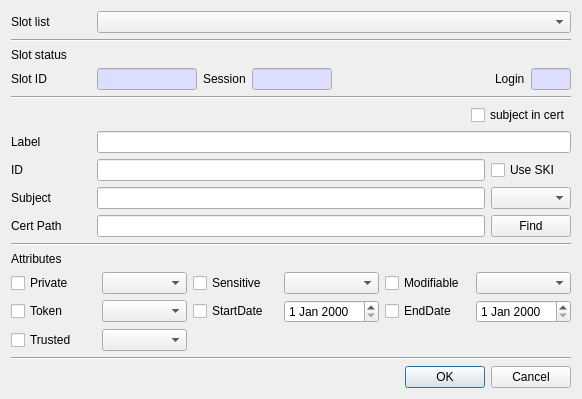
Qt form CryptokiMan/import_cert_dlg.ui (jykim74/CryptokiMan) before a commit.
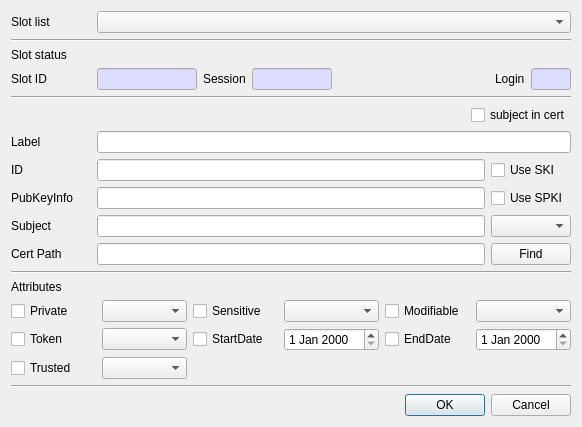
The same form after that commit.

Commit message:
PUBLIC_KEY_INFO 속성 지원
개인키, 인증서는 읽기 쓰기 지원
공개키는 읽기만 지원

What changed in the file:
```diff
--- a/CryptokiMan/import_cert_dlg.ui
+++ b/CryptokiMan/import_cert_dlg.ui
@@ -7,7 +7,7 @@
     <x>0</x>
     <y>0</y>
     <width>582</width>
-    <height>392</height>
+    <height>418</height>
    </rect>
   </property>
   <property name="windowTitle">
@@ -282,6 +282,13 @@
    </item>
    <item>
     <layout class="QGridLayout" name="gridLayout_2">
+     <item row="4" column="0">
+      <widget class="QLabel" name="label_6">
+       <property name="text">
+        <string>Cert Path</string>
+       </property>
+      </widget>
+     </item>
      <item row="1" column="2">
       <widget class="QCheckBox" name="mUseSKICheck">
        <property name="text">
@@ -289,25 +296,12 @@
        </property>
       </widget>
      </item>
-     <item row="3" column="1">
+     <item row="4" column="1">
       <widget class="QLineEdit" name="mCertPathText"/>
      </item>
-     <item row="2" column="1">
+     <item row="3" column="1">
       <widget class="QLineEdit" name="mSubjectText"/>
      </item>
-     <item row="0" column="0">
-      <widget class="QLabel" name="label_4">
-       <property name="minimumSize">
-        <size>
-         <width>80</width>
-         <height>0</height>
-        </size>
-       </property>
-       <property name="text">
-        <string>Label</string>
-       </property>
-      </widget>
-     </item>
      <item row="1" column="0">
       <widget class="QLabel" name="label_5">
        <property name="text">
@@ -315,35 +309,58 @@
        </property>
       </widget>
      </item>
-     <item row="2" column="0">
-      <widget class="QLabel" name="mSubjectLabel">
-       <property name="text">
-        <string>Subject</string>
-       </property>
-      </widget>
-     </item>
      <item row="0" column="1" colspan="2">
       <widget class="QLineEdit" name="mLabelText"/>
      </item>
+     <item row="0" column="0">
+      <widget class="QLabel" name="label_4">
+       <property name="minimumSize">
+        <size>
+         <width>80</width>
+         <height>0</height>
+        </size>
+       </property>
+       <property name="text">
+        <string>Label</string>
+       </property>
+      </widget>
+     </item>
+     <item row="3" column="0">
+      <widget class="QLabel" name="mSubjectLabel">
+       <property name="text">
+        <string>Subject</string>
+       </property>
+      </widget>
+     </item>
      <item row="1" column="1">
       <widget class="QLineEdit" name="mIDText"/>
      </item>
-     <item row="3" column="0">
-      <widget class="QLabel" name="label_6">
-       <property name="text">
-        <string>Cert Path</string>
-       </property>
-      </widget>
-     </item>
      <item row="3" column="2">
+      <widget class="QComboBox" name="mSubjectTypeCombo"/>
+     </item>
+     <item row="4" column="2">
       <widget class="QPushButton" name="mFindBtn">
        <property name="text">
         <string>Find</string>
        </property>
       </widget>
      </item>
+     <item row="2" column="0">
+      <widget class="QLabel" name="label_10">
+       <property name="text">
+        <string>PubKeyInfo</string>
+       </property>
+      </widget>
+     </item>
+     <item row="2" column="1">
+      <widget class="QLineEdit" name="mPubKeyInfoText"/>
+     </item>
      <item row="2" column="2">
-      <widget class="QComboBox" name="mSubjectTypeCombo"/>
+      <widget class="QCheckBox" name="mUseSPKICheck">
+       <property name="text">
+        <string>Use SPKI</string>
+       </property>
+      </widget>
      </item>
     </layout>
    </item>
```
The commit also changes 27 other files.
